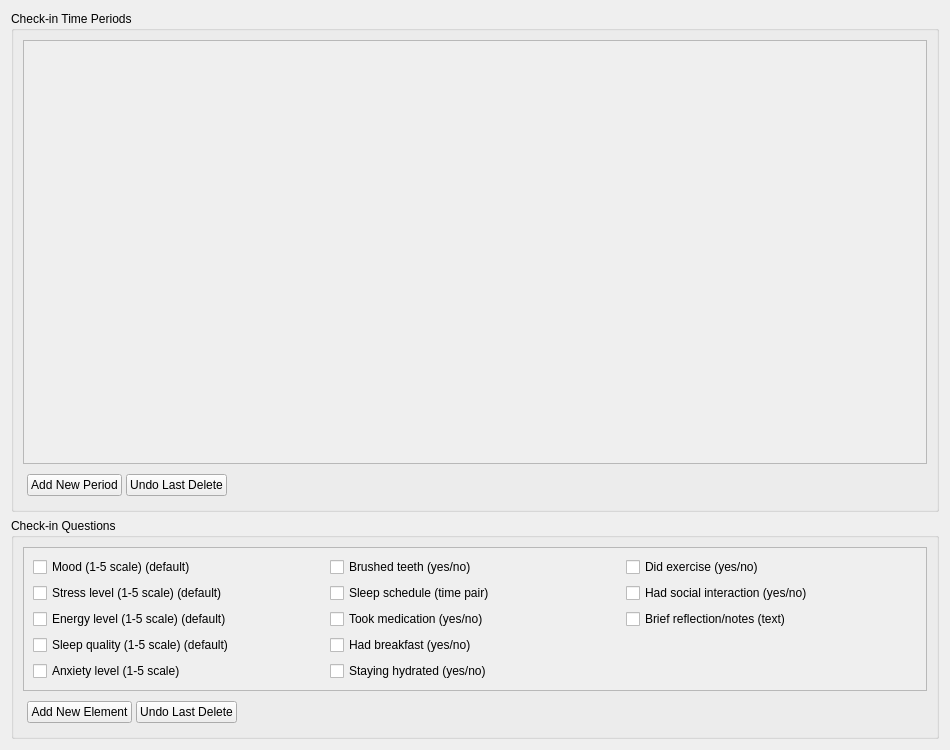
This is ui/designs/checkin_settings_widget.ui in Jacfogel/MHM as Qt 5 draws it before an edit. The edited form follows.
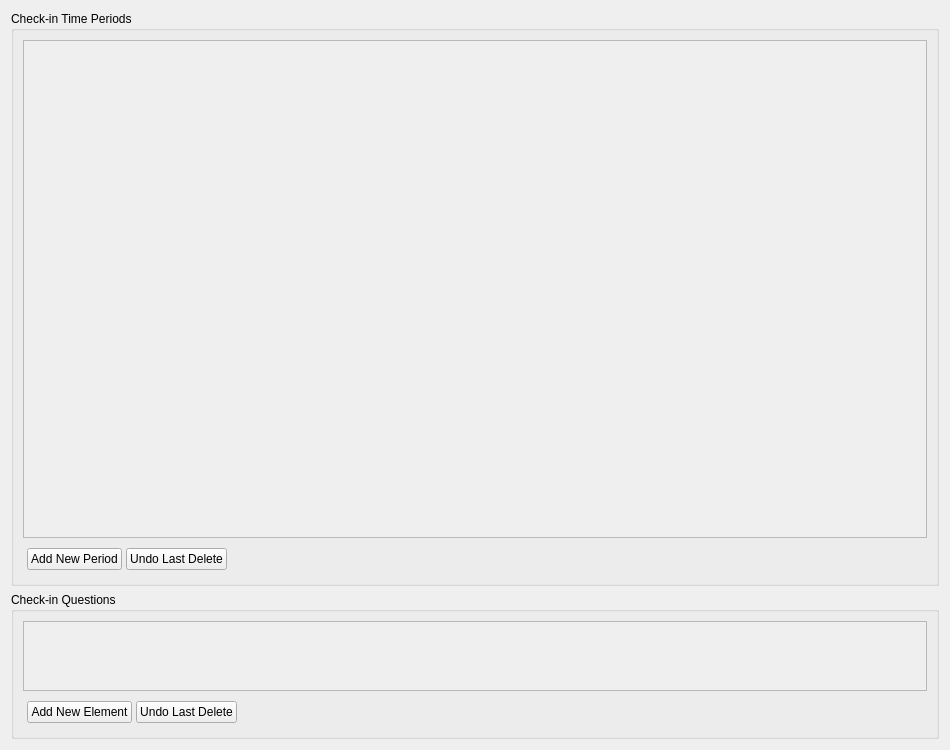
This is the edited form.

```diff
--- a/ui/designs/checkin_settings_widget.ui
+++ b/ui/designs/checkin_settings_widget.ui
@@ -142,13 +142,13 @@
      <property name="title">
       <string>Check-in Questions</string>
      </property>
-     <layout class="QVBoxLayout" name="verticalLayout_groupBox_checkin_questions" stretch="0,0">
+     <layout class="QVBoxLayout" name="verticalLayout_groupBox_checkin_questions" stretch="1,0,0">
       <item>
        <widget class="QScrollArea" name="scrollArea_checkin_questions">
         <property name="sizePolicy">
-         <sizepolicy hsizetype="Preferred" vsizetype="Preferred">
+         <sizepolicy hsizetype="Preferred" vsizetype="Expanding">
           <horstretch>0</horstretch>
-          <verstretch>0</verstretch>
+          <verstretch>1</verstretch>
          </sizepolicy>
         </property>
         <property name="widgetResizable">
@@ -166,123 +166,6 @@
          <property name="autoFillBackground">
           <bool>true</bool>
          </property>
-         <layout class="QGridLayout" name="gridLayout">
-          <item row="0" column="0">
-           <widget class="QCheckBox" name="checkBox_mood">
-            <property name="text">
-             <string>Mood (1-5 scale) (default)</string>
-            </property>
-           </widget>
-          </item>
-          <item row="0" column="1">
-           <widget class="QCheckBox" name="checkBox_brushed_teeth">
-            <property name="text">
-             <string>Brushed teeth (yes/no)</string>
-            </property>
-           </widget>
-          </item>
-          <item row="0" column="2">
-           <widget class="QCheckBox" name="checkBox_exercise">
-            <property name="text">
-             <string>Did exercise (yes/no)</string>
-            </property>
-           </widget>
-          </item>
-          <item row="1" column="0">
-           <widget class="QCheckBox" name="checkBox_stress_level">
-            <property name="text">
-             <string>Stress level (1-5 scale) (default)</string>
-            </property>
-           </widget>
-          </item>
-          <item row="1" column="1">
-           <widget class="QCheckBox" name="checkBox_sleep_schedule">
-            <property name="text">
-             <string>Sleep schedule (time pair)</string>
-            </property>
-           </widget>
-          </item>
-          <item row="1" column="2">
-           <widget class="QCheckBox" name="checkBox_social_interaction">
-            <property name="text">
-             <string>Had social interaction (yes/no)</string>
-            </property>
-           </widget>
-          </item>
-          <item row="2" column="0">
-           <widget class="QCheckBox" name="checkBox_energy_level">
-            <property name="text">
-             <string>Energy level (1-5 scale) (default)</string>
-            </property>
-           </widget>
-          </item>
-          <item row="2" column="1">
-           <widget class="QCheckBox" name="checkBox_medication">
-            <property name="text">
-             <string>Took medication (yes/no)</string>
-            </property>
-           </widget>
-          </item>
-          <item row="2" column="2">
-           <widget class="QCheckBox" name="checkBox_reflection_notes">
-            <property name="text">
-             <string>Brief reflection/notes (text)</string>
-            </property>
-           </widget>
-          </item>
-          <item row="3" column="0">
-           <widget class="QCheckBox" name="checkBox_sleep_quality">
-            <property name="text">
-             <string>Sleep quality (1-5 scale) (default)</string>
-            </property>
-           </widget>
-          </item>
-          <item row="3" column="1">
-           <widget class="QCheckBox" name="checkBox_breakfast">
-            <property name="text">
-             <string>Had breakfast (yes/no)</string>
-            </property>
-           </widget>
-          </item>
-          <item row="3" column="2">
-           <widget class="QWidget" name="widget_checkin_element_placeholder" native="true">
-            <property name="sizePolicy">
-             <sizepolicy hsizetype="Minimum" vsizetype="Fixed">
-              <horstretch>0</horstretch>
-              <verstretch>0</verstretch>
-             </sizepolicy>
-            </property>
-            <layout class="QHBoxLayout" name="horizontalLayout_5">
-             <property name="leftMargin">
-              <number>0</number>
-             </property>
-             <property name="topMargin">
-              <number>0</number>
-             </property>
-             <property name="rightMargin">
-              <number>10</number>
-             </property>
-             <property name="bottomMargin">
-              <number>0</number>
-             </property>
-            </layout>
-           </widget>
-          </item>
-          <item row="4" column="0">
-           <widget class="QCheckBox" name="checkBox_anxiety_level">
-            <property name="text">
-             <string>Anxiety level (1-5 scale)</string>
-            </property>
-           </widget>
-          </item>
-          <item row="4" column="1">
-           <widget class="QCheckBox" name="checkBox_hydrated">
-            <property name="text">
-             <string>Staying hydrated (yes/no)</string>
-            </property>
-           </widget>
-          </item>
-         </layout>
         </widget>
        </widget>
       </item>
```
